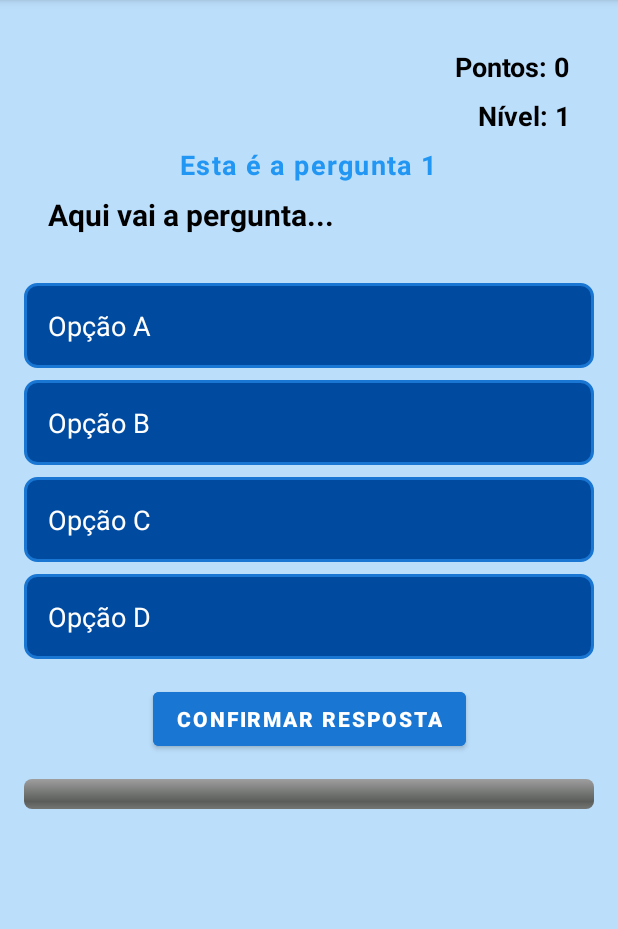
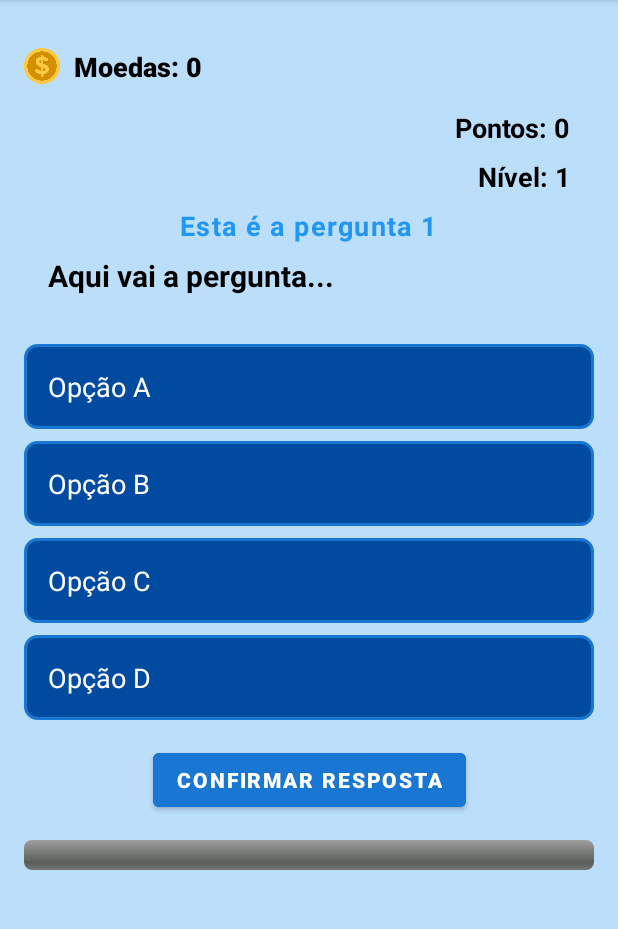
Before and after one commit to rafaelmarcal1/QuizAedes, an Android app: the PerguntasActivity screen opened directly, with no data from a screen before it, on a phone screen of 412 x 824 dp, the part 84-1013 px from its top. Run offline under Robolectric (Android 15) with nearby library versions, the phone set to English and light mode, and no system bars; our stand-ins replace Firebase (no records; nobody signed in at launch, a user with empty details on screens opened directly).

Commit message:
Sistema de moedas Funcionando corretamente!

```diff
--- a/app/src/main/java/rafaelmarcal/ifsp/edu/quizaedes/ui/perfil/PerfilActivity.java
+++ b/app/src/main/java/rafaelmarcal/ifsp/edu/quizaedes/ui/perfil/PerfilActivity.java
@@ -1,6 +1,5 @@
 package rafaelmarcal.ifsp.edu.quizaedes.ui.perfil;
 
-import android.content.SharedPreferences;
 import android.os.Bundle;
 import android.widget.TextView;
 
--- a/app/src/main/java/rafaelmarcal/ifsp/edu/quizaedes/ui/perguntas/PerguntasViewModel.java
+++ b/app/src/main/java/rafaelmarcal/ifsp/edu/quizaedes/ui/perguntas/PerguntasViewModel.java
@@ -15,9 +15,11 @@ public class PerguntasViewModel extends ViewModel {
     private final MutableLiveData<Boolean> quizTerminadoLiveData = new MutableLiveData<>(false);
     private int perguntaAtualIndex = 0;
     private int pontuacao = 0;
+    private int moedas = 0; // Saldo inicial de moedas
     private final List<Pergunta> perguntasRespondidas = new ArrayList<>(); // Para evitar repetição
     private int respostasCorretas = 0; // Contador de respostas corretas
     private int nivel = 1; // Nível inicial
+    private final MutableLiveData<Integer> moedasLiveData = new MutableLiveData<>(moedas); // LiveData para moedas
     private final MutableLiveData<Integer> nivelLiveData = new MutableLiveData<>();
 
     public PerguntasViewModel() {
@@ -35,6 +37,26 @@ public class PerguntasViewModel extends ViewModel {
 
     public LiveData<Integer> getNivelLiveData() {
         return nivelLiveData;
+    }
+
+    // Método para adicionar moedas
+    public void adicionarMoedas(int quantidade) {
+        moedas += quantidade;
+        if (moedas < 0) {
+            moedas = 0; // Garantir que as moedas não fiquem negativas
+        }
+        moedasLiveData.setValue(moedas);
+    }
+
+    // Getter para LiveData de moedas
+    public LiveData<Integer> getMoedasLiveData() {
+        return moedasLiveData;
+    }
+
+
+    // Método para obter o saldo atual de moedas
+    public int getMoedas() {
+        return moedas;
     }
 
     public int getNumeroPerguntaAtual() {
@@ -130,6 +152,7 @@ public class PerguntasViewModel extends ViewModel {
         quizTerminadoLiveData.setValue(false);
         respostasCorretas = 0;
         nivel = 1; // Resetar o nível
+        moedas = 0; // Resetar o saldo de moedas
     }
 
 }
--- a/app/src/main/res/layout/activity_perguntas.xml
+++ b/app/src/main/res/layout/activity_perguntas.xml
@@ -8,6 +8,39 @@
     tools:context=".ui.perguntas.PerguntasActivity"
     android:padding="16dp">
 
+    <!-- Moeda -->
+    <LinearLayout
+        android:id="@+id/llMoeda"
+        android:orientation="horizontal"
+        android:layout_width="wrap_content"
+        android:layout_height="wrap_content"
+        android:layout_marginTop="16dp"
+        android:gravity="center_vertical"
+        app:layout_constraintTop_toTopOf="parent"
+        app:layout_constraintStart_toStartOf="parent">
+
+        <!-- Ícone de Moeda -->
+        <ImageView
+            android:id="@+id/icMoeda"
+            android:layout_width="24dp"
+            android:layout_height="24dp"
+            android:src="@drawable/coin"
+            android:contentDescription="Ícone de Moeda"
+            android:layout_marginEnd="8dp" />
+
+        <!-- Texto de Moeda -->
+        <TextView
+            android:id="@+id/tvMoedas"
+            android:layout_width="wrap_content"
+            android:layout_height="wrap_content"
+            android:text="0"
+            android:textSize="18sp"
+            android:textColor="#000"
+            android:layout_marginStart="1dp"
+            android:textStyle="bold"
+            android:fontFamily="sans-serif-medium" />
+    </LinearLayout>
+
     <!-- Pontuação -->
     <TextView
         android:id="@+id/tvPontuacao"
@@ -17,7 +50,7 @@
         android:textSize="18sp"
         android:textStyle="bold"
         android:textColor="#000"
-        app:layout_constraintTop_toTopOf="parent"
+        app:layout_constraintTop_toBottomOf="@id/llMoeda"
         app:layout_constraintEnd_toEndOf="parent"
         android:layout_marginTop="16dp"
         android:layout_marginEnd="16dp" />
```
Also changed, not shown: app/src/main/java/rafaelmarcal/ifsp/edu/quizaedes/ui/perguntas/PerguntasActivity.java (+19 -18 lines), app/src/main/res/layout/activity_game_over.xml (+15 -1 lines), app/src/main/res/layout/activity_vitoria.xml (+10 -0 lines), app/src/main/res/drawable/coin.png (added).
